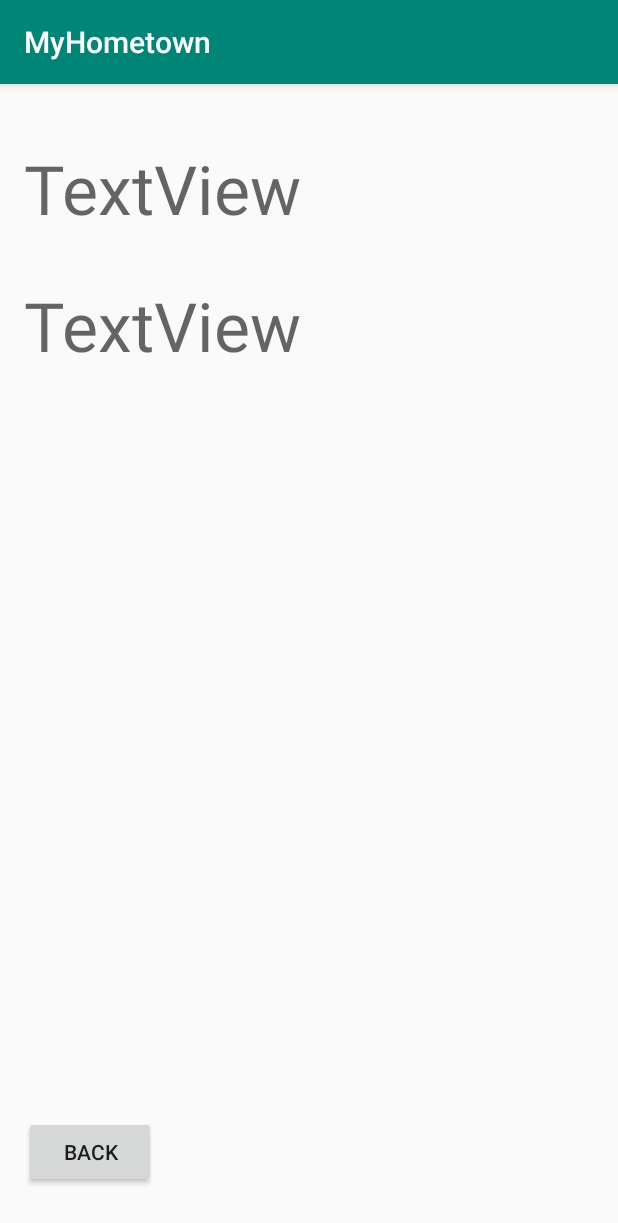
After one commit to ehresmk/MyHometown, an Android app: the CityActivity screen opened directly, with no data from a screen before it, on a phone screen of 412 x 824 dp. The commit adds this screen. Shown: the top 1223 px of the screen. Run offline under Robolectric (Android 15) with nearby library versions, the phone set to English and light mode, and no system bars; libraries missing offline, so code that uses them is left out: com.parse; 3 statements that could not run were skipped.

Commit message:
-Added City Creation and City Page functionality    -New activity_city.xml file for the City pages    -Added a list of buttons to access city pages    -Can now create city pages to be stored in the database (if a     page for that city does not already exist)    -Create Alert button added to City page for Admins    (doesn't work yet)    -Issue discovered where the only city page that is loaded is the    "Edison, New Jersey" page (despite which button you click)

```diff
--- a/MyHometown/app/build.gradle
+++ b/MyHometown/app/build.gradle
@@ -34,6 +34,8 @@ dependencies {
     implementation 'androidx.annotation:annotation:1.1.0'
     implementation 'androidx.constraintlayout:constraintlayout:1.1.3'
     implementation 'androidx.lifecycle:lifecycle-extensions:2.0.0'
+    implementation 'androidx.navigation:navigation-fragment:2.2.1'
+    implementation 'androidx.navigation:navigation-ui:2.2.1'
     testImplementation 'junit:junit:4.12'
     androidTestImplementation 'androidx.test.ext:junit:1.1.1'
     androidTestImplementation 'androidx.test.espresso:espresso-core:3.1.0'
--- a/MyHometown/app/src/main/AndroidManifest.xml
+++ b/MyHometown/app/src/main/AndroidManifest.xml
@@ -13,7 +13,8 @@
             android:roundIcon="@mipmap/ic_launcher_round"
             android:supportsRtl="true"
             android:theme="@style/AppTheme">
-        <activity android:name=".activities.CreateCity"></activity>
+        <activity android:name=".activities.CityActivity"></activity>
+        <activity android:name=".activities.CreateCity" />
         <activity
                 android:name=".ui.login.LoginActivity"
                 android:label="@string/myhometown">
--- /dev/null
+++ b/MyHometown/app/src/main/java/com/app/MyHometown/activities/CityActivity.java
@@ -0,0 +1,91 @@
+package com.app.MyHometown.activities;
+
+import android.app.AlertDialog;
+import android.app.ProgressDialog;
+import android.content.DialogInterface;
+import android.content.Intent;
+import android.os.Bundle;
+import androidx.appcompat.app.AppCompatActivity;
+import android.view.View;
+import android.widget.Button;
+import android.widget.ScrollView;
+import android.widget.TextView;
+
+import com.app.MyHometown.R;
+import com.app.MyHometown.activities.CreateCity;
+import com.app.MyHometown.ui.login.MainActivity;
+import com.parse.FindCallback;
+import com.parse.Parse;
+import com.parse.ParseException;
+import com.parse.ParseObject;
+import com.parse.ParseQuery;
+import com.parse.ParseUser;
+
+import java.util.List;
+
+public class CityActivity extends AppCompatActivity {
+
+    TextView cityName;
+    TextView stateName;
+
+    @Override
+    protected void onCreate(Bundle savedInstanceState) {
+        super.onCreate(savedInstanceState);
+        setContentView(R.layout.activity_city);
+        cityName = findViewById(R.id.City);
+        stateName = findViewById(R.id.State);
+        final Button back = findViewById(R.id.back);
+        final Button alert = findViewById(R.id.CreateAlert);
+        boolean check = ParseUser.getCurrentUser().getBoolean("Admin");
+
+        cityName.clearComposingText();
+        stateName.clearComposingText();
+
+        if(check){
+            alert.setVisibility(View.VISIBLE);
+        }
+        else{
+            alert.setVisibility(View.INVISIBLE);
+        }
+
+        getCity();
+
+        back.setOnClickListener(new View.OnClickListener() {
+            @Override
+            public void onClick(View v) {
+                cityName.clearComposingText();
+                stateName.clearComposingText();
+                Intent intent = new Intent(CityActivity.this, MainActivity.class);
+                intent.addFlags(Intent.FLAG_ACTIVITY_CLEAR_TASK | Intent.FLAG_ACTIVITY_NEW_TASK);
+                startActivity(intent);
+            }
+        });
+    }
+
+    private void getCity() {
+        ParseQuery<ParseObject> query = ParseQuery.getQuery("City");
+        query.findInBackground(new FindCallback<ParseObject>() {
+            @Override
+            public void done(List<ParseObject> cities, ParseException e) {
+                if (e == null) {
+                    ParseObject obj = cities.get(0);
+                    if(obj.getBoolean("open")){
+                        cityName.setText(obj.getString("cityName"));
+                        stateName.setText(obj.getString("cityState"));
+                        obj.put("open", false);
+                    }
+                    else {
+                        obj = cities.get(1);
+                        cityName.setText(obj.getString("cityName"));
+                        stateName.setText(obj.getString("cityState"));
+                        obj.put("open", false);
+                    }
+                }
+                else {
+                    //Exception
+                }
+            }
+        });
+    }
+
+}
--- a/MyHometown/app/src/main/java/com/app/MyHometown/ui/login/CreateActivity.java
+++ b/MyHometown/app/src/main/java/com/app/MyHometown/ui/login/CreateActivity.java
@@ -143,6 +143,8 @@ public class CreateActivity extends AppCompatActivity {
         }
     }
 
+    //This method displays an alert with the given title and message on the current page
+    //and then switches to the main activity class once the account has been created
     private void alertDisplayer(String title,String message){
         AlertDialog.Builder builder = new AlertDialog.Builder(CreateActivity.this)
                 .setTitle(title)
--- a/MyHometown/app/src/main/java/com/app/MyHometown/ui/login/LoginActivity.java
+++ b/MyHometown/app/src/main/java/com/app/MyHometown/ui/login/LoginActivity.java
@@ -106,6 +106,8 @@ public class LoginActivity extends AppCompatActivity {
         }
     }
 
+    //This method displays an alert with the given title and message on the current page
+    //and then switches to the main activity class when the user logs in
     private void alertDisplayer(String title,String message){
         AlertDialog.Builder builder = new AlertDialog.Builder(LoginActivity.this)
                 .setTitle(title)
--- /dev/null
+++ b/MyHometown/app/src/main/res/layout/activity_city.xml
@@ -0,0 +1,59 @@
+<?xml version="1.0" encoding="utf-8"?>
+<androidx.constraintlayout.widget.ConstraintLayout xmlns:android="http://schemas.android.com/apk/res/android"
+        xmlns:app="http://schemas.android.com/apk/res-auto"
+        xmlns:tools="http://schemas.android.com/tools"
+        android:layout_width="match_parent"
+        android:layout_height="match_parent"
+        app:layout_behavior="@string/appbar_scrolling_view_behavior">
+
+    <TextView
+            android:id="@+id/City"
+            android:layout_width="wrap_content"
+            android:layout_height="wrap_content"
+            android:text="TextView"
+            android:textAppearance="@style/TextAppearance.AppCompat.Display2"
+            app:layout_constraintBottom_toBottomOf="parent"
+            app:layout_constraintEnd_toEndOf="parent"
+            app:layout_constraintHorizontal_bias="0.07"
+            app:layout_constraintStart_toStartOf="parent"
+            app:layout_constraintTop_toTopOf="parent"
+            app:layout_constraintVertical_bias="0.056" />
+
+    <TextView
+            android:id="@+id/State"
+            android:layout_width="wrap_content"
+            android:layout_height="wrap_content"
+            android:text="TextView"
+            android:textAppearance="@style/TextAppearance.AppCompat.Display2"
+            app:layout_constraintBottom_toBottomOf="parent"
+            app:layout_constraintEnd_toEndOf="parent"
+            app:layout_constraintHorizontal_bias="0.07"
+            app:layout_constraintStart_toStartOf="parent"
+            app:layout_constraintTop_toTopOf="parent"
+            app:layout_constraintVertical_bias="0.185" />
+
+    <Button
+            android:id="@+id/back"
+            android:layout_width="wrap_content"
+            android:layout_height="wrap_content"
+            android:text="@string/back"
+            app:layout_constraintBottom_toBottomOf="parent"
+            app:layout_constraintEnd_toEndOf="parent"
+            app:layout_constraintHorizontal_bias="0.049"
+            app:layout_constraintStart_toStartOf="parent"
+            app:layout_constraintTop_toTopOf="parent"
+            app:layout_constraintVertical_bias="0.956" />
+
+    <Button
+            android:id="@+id/CreateAlert"
+            android:layout_width="wrap_content"
+            android:layout_height="wrap_content"
+            android:text="@string/create_alert"
+            android:visibility="invisible"
+            app:layout_constraintBottom_toBottomOf="parent"
+            app:layout_constraintEnd_toEndOf="parent"
+            app:layout_constraintHorizontal_bias="0.187"
+            app:layout_constraintStart_toEndOf="@+id/back"
+            app:layout_constraintTop_toTopOf="parent"
+            app:layout_constraintVertical_bias="0.956" />
+</androidx.constraintlayout.widget.ConstraintLayout>
```
Also changed, not shown: MyHometown/app/src/main/java/com/app/MyHometown/activities/CreateCity.java (+66 -0 lines), MyHometown/app/src/main/java/com/app/MyHometown/ui/login/MainActivity.java (+65 -0 lines), MyHometown/app/src/main/res/layout/activity_create_city.xml (+4 -3 lines), MyHometown/app/src/main/res/layout/activity_main.xml (+28 -13 lines), MyHometown/app/src/main/res/navigation/nav_graph.xml (added, +28 -0 lines), MyHometown/app/src/main/res/values/strings.xml (+10 -0 lines), MyHometown/app/src/main/res/values/styles.xml (+5 -2 lines).
